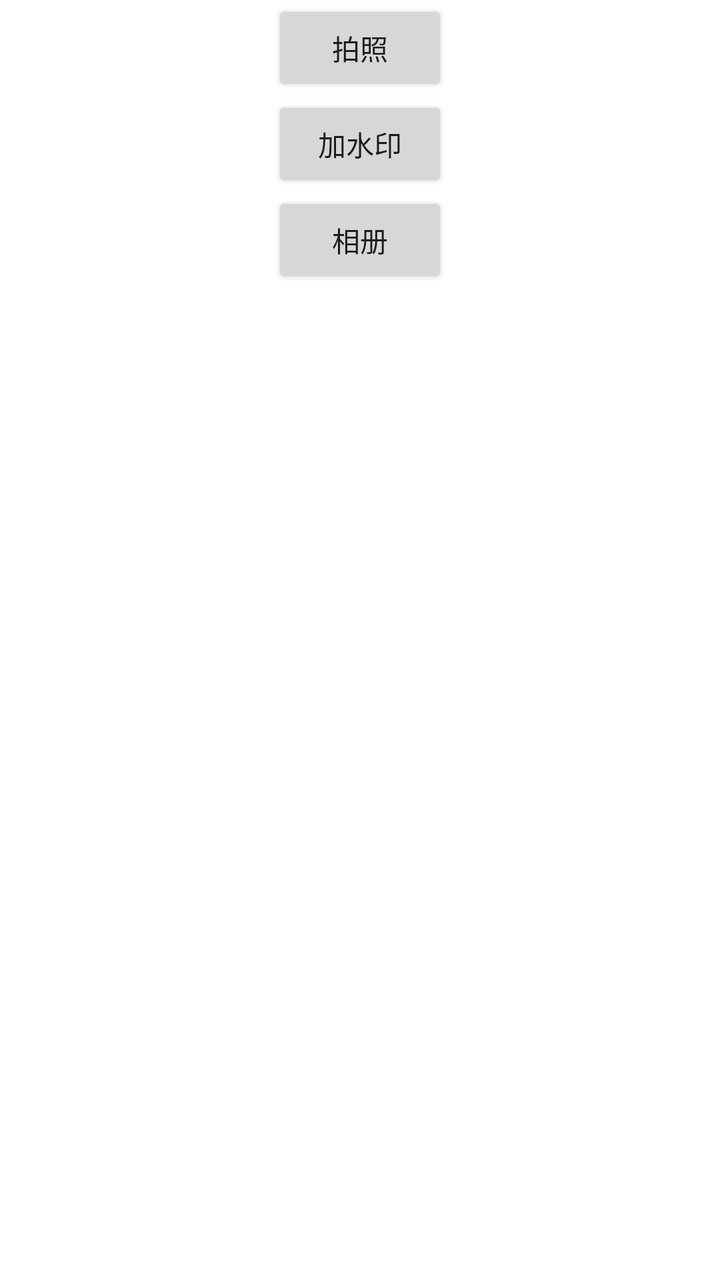
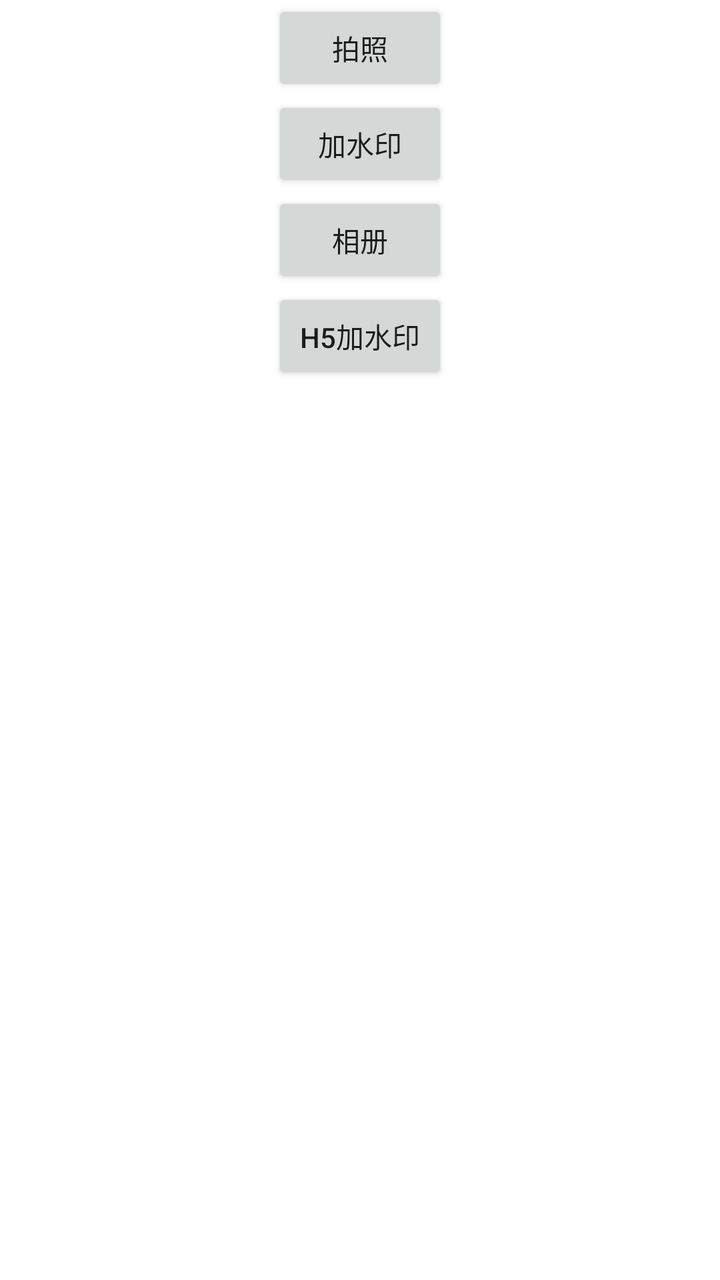

Two renders of the same Android screen: before a commit and after it. Below are the layout's source before the change and the commit's diff.
<!-- AndroidManifest.xml: application theme AppTheme -->
<!-- res/layout/activity_image_add_text.xml -->
<?xml version="1.0" encoding="utf-8"?>
<androidx.constraintlayout.widget.ConstraintLayout xmlns:android="http://schemas.android.com/apk/res/android"
    xmlns:app="http://schemas.android.com/apk/res-auto"
    xmlns:tools="http://schemas.android.com/tools"
    android:layout_width="match_parent"
    android:layout_height="match_parent"
    tools:context=".imagetext.ImageAddTextActivity">

    <Button
        android:id="@+id/button"
        android:layout_width="wrap_content"
        android:layout_height="wrap_content"
        android:text="拍照"
        app:layout_constraintEnd_toEndOf="parent"
        app:layout_constraintStart_toStartOf="parent"
        tools:layout_editor_absoluteY="5dp"
        tools:ignore="MissingConstraints" />
    <Button
        android:id="@+id/button1"
        android:layout_width="wrap_content"
        android:layout_height="wrap_content"
        android:text="加水印"
        app:layout_constraintEnd_toEndOf="parent"
        app:layout_constraintStart_toStartOf="parent"
        app:layout_constraintTop_toBottomOf="@id/button"
        tools:layout_editor_absoluteY="5dp"
        tools:ignore="MissingConstraints" />
    <Button
        android:id="@+id/photo"
        android:layout_width="wrap_content"
        android:layout_height="wrap_content"
        app:layout_constraintEnd_toEndOf="parent"
        app:layout_constraintStart_toStartOf="parent"
        app:layout_constraintTop_toBottomOf="@id/button1"
        android:text="相册"/>

    <ImageView
        android:id="@+id/imageView"
        android:layout_width="wrap_content"
        android:layout_height="wrap_content"
        app:layout_constraintBottom_toBottomOf="parent"
        app:layout_constraintEnd_toEndOf="parent"
        app:layout_constraintStart_toStartOf="parent"
        app:layout_constraintTop_toBottomOf="@+id/button"
         />
</androidx.constraintlayout.widget.ConstraintLayout>
<!-- resources referenced by this layout -->
<resources>
  <style name="AppTheme" parent="Theme.AppCompat.Light.NoActionBar">
          <item name="colorPrimary">@color/colorPrimary</item>
          <item name="colorPrimaryDark">@color/colorPrimaryDark</item>
          <item name="colorAccent">@color/colorAccent</item>
  
          <item name="android:fitsSystemWindows">true</item>
  
          <item name="android:windowBackground">@color/white</item>
      </style>
  <color name="colorPrimary">#3F51B5</color>
  <color name="colorPrimaryDark">#303F9F</color>
  <color name="colorAccent">#FF4081</color>
  <color name="white">#FFFFFF</color>
</resources>

<!-- the commit's change to res/layout/activity_image_add_text.xml (unified diff, before → after) -->
@@ -33,6 +33,14 @@
         app:layout_constraintStart_toStartOf="parent"
         app:layout_constraintTop_toBottomOf="@id/button1"
         android:text="相册"/>
+    <Button
+        android:id="@+id/h5_image"
+        android:layout_width="wrap_content"
+        android:layout_height="wrap_content"
+        app:layout_constraintEnd_toEndOf="parent"
+        app:layout_constraintStart_toStartOf="parent"
+        app:layout_constraintTop_toBottomOf="@id/photo"
+        android:text="H5加水印"/>
 
     <ImageView
         android:id="@+id/imageView"
